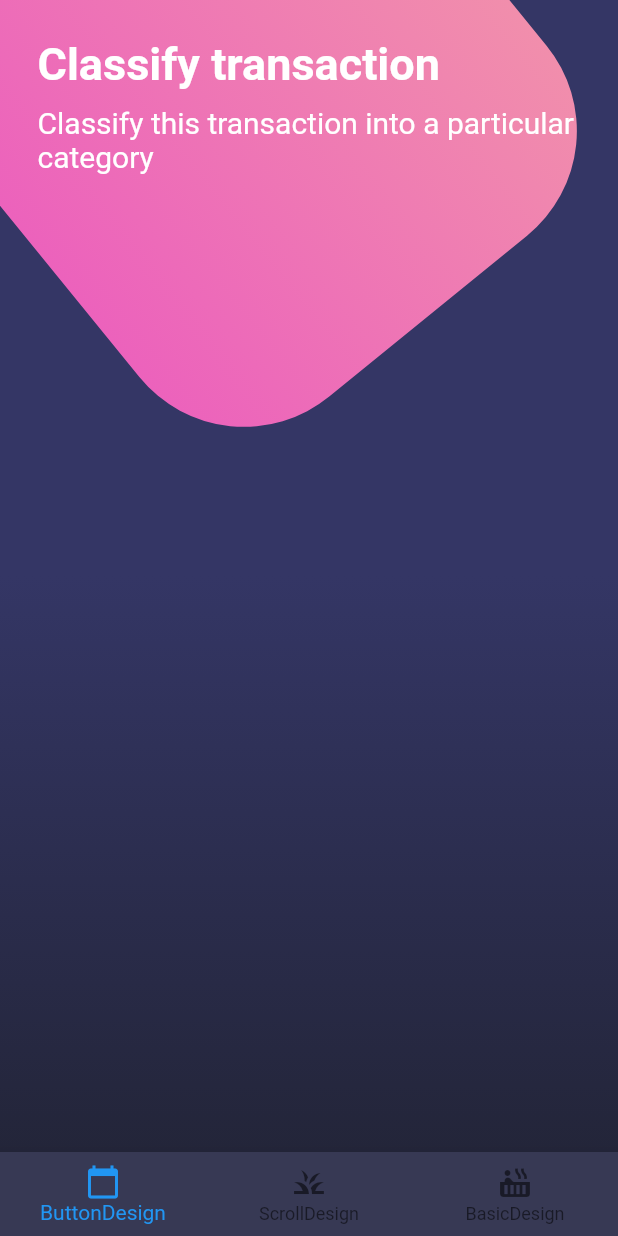
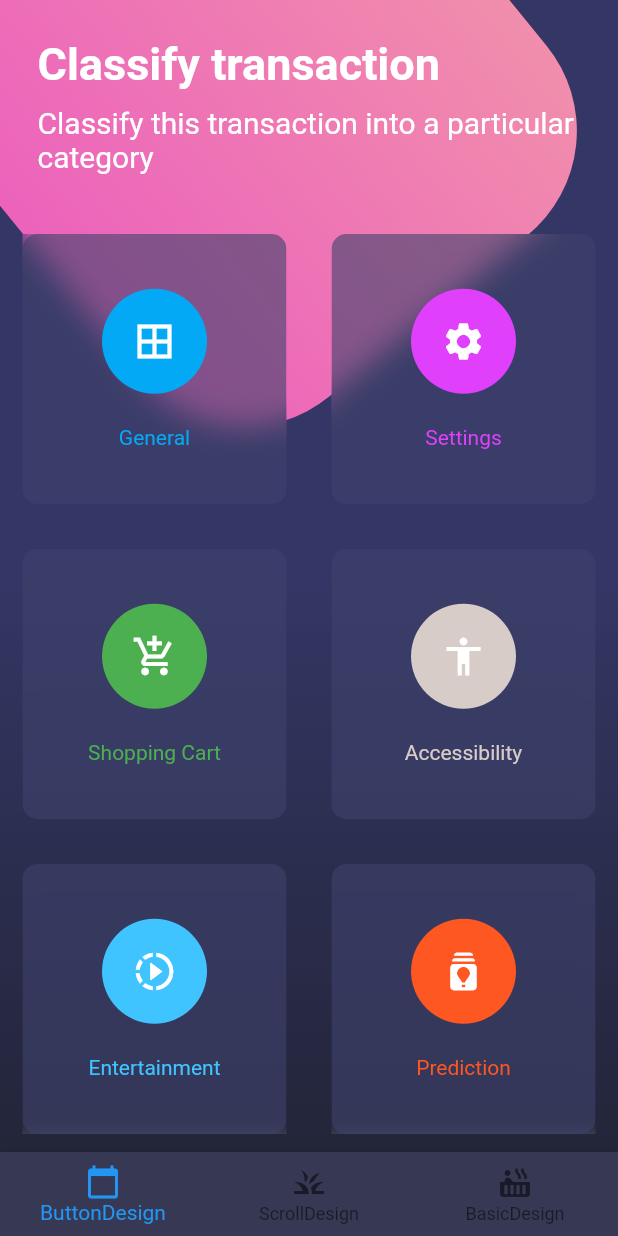
Before and after one commit to AlejandroCardenas13/DesignsApp, a Flutter app: the screen it shows after launch, on a phone screen of 412 x 824 dp. Run offline on Flutter 3.47's test engine with Material 2 defaults, Android fonts, the phone set to English and light mode, and no system bars.

Commit message:
Se termina el tercer diseno

```diff
--- a/designs_app/lib/src/pages/buttons_page.dart
+++ b/designs_app/lib/src/pages/buttons_page.dart
@@ -1,3 +1,5 @@
+import 'dart:ui';
+
 import 'package:flutter/material.dart';
 import 'dart:math';
 
@@ -10,7 +12,7 @@ class ButtonsDesign extends StatelessWidget {
             _backgroundApp(),
             SingleChildScrollView(
               child: Column(
-                children: [_titles()],
+                children: [_titles(), _roundedButtons()],
               ),
             )
           ],
@@ -90,4 +92,58 @@ class ButtonsDesign extends StatelessWidget {
           ],
         ));
   }
+
+  Widget _roundedButtons() {
+    return Table(
+      children: [
+        TableRow(children: [
+          _creteRoundedButton(Colors.lightBlue, Icons.border_all, 'General'),
+          _creteRoundedButton(Colors.purpleAccent, Icons.settings, 'Settings')
+        ]),
+        TableRow(children: [
+          _creteRoundedButton(
+              Colors.green, Icons.add_shopping_cart_outlined, 'Shopping Cart'),
+          _creteRoundedButton(Colors.brown[100], Icons.accessibility, 'Accessibility')
+        ]),
+        TableRow(children: [
+          _creteRoundedButton(Colors.lightBlueAccent, Icons.slow_motion_video_outlined, 'Entertainment'),
+          _creteRoundedButton(Colors.deepOrange, Icons.batch_prediction, 'Prediction')
+        ]),
+        TableRow(children: [
+          _creteRoundedButton(Colors.greenAccent, Icons.alarm, 'Alarm'),
+          _creteRoundedButton(Colors.yellow[500], Icons.weekend_sharp, 'Weekend')
+        ])
+      ],
+    );
+  }
+
+  Widget _creteRoundedButton(Color color, IconData icon, String text) {
+    return Padding(
+      padding: const EdgeInsets.all(15.0),
+      child: ClipRRect(
+        child: BackdropFilter(
+          filter: ImageFilter.blur(sigmaX: 10.0, sigmaY: 10.0),
+          child: Container(
+            height: 180.0,
+            decoration: BoxDecoration(
+                color: Color.fromRGBO(62, 66, 107, 0.6),
+                borderRadius: BorderRadius.circular(10.0)),
+            child: Column(
+              mainAxisAlignment: MainAxisAlignment.spaceAround,
+              children: [
+                SizedBox(height: 5.0),
+                CircleAvatar(
+                  backgroundColor: color,
+                  radius: 35.0,
+                  child: Icon(icon, color: Colors.white, size: 30),
+                ),
+                Text(text, style: TextStyle(color: color)),
+                SizedBox(height: 5.0)
+              ],
+            ),
+          ),
+        ),
+      ),
+    );
+  }
 }
```
